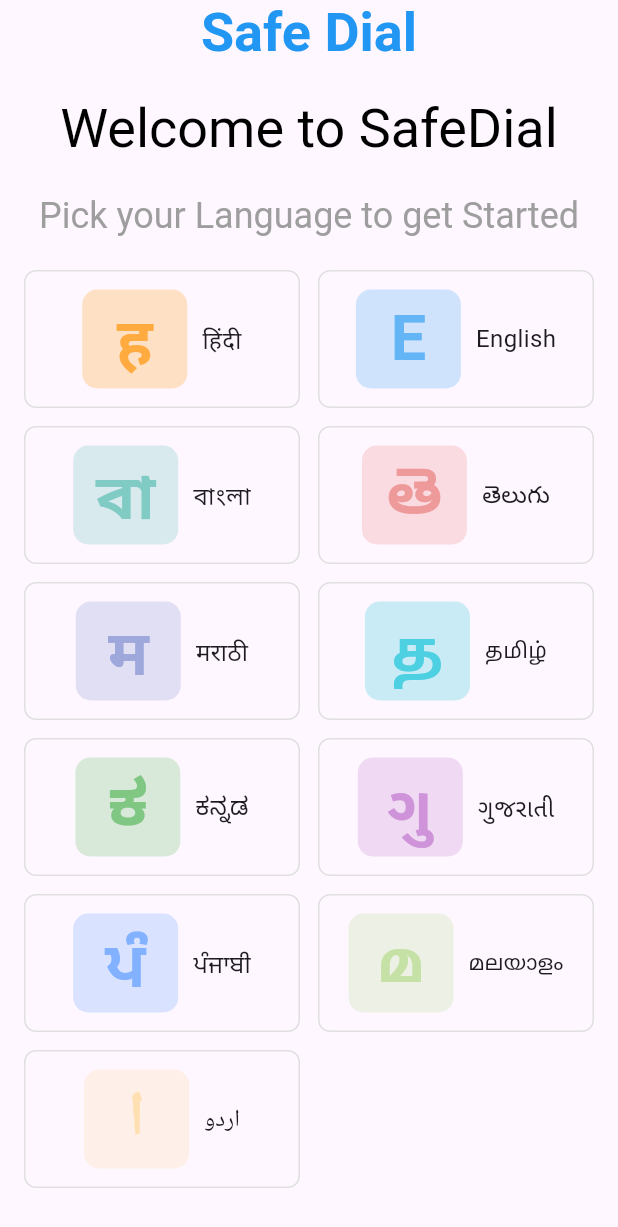
After one commit to Pavan-learnixit/safedail_frountend, a Flutter app: the screen it shows after launch, after a tap on "Change Language", on a phone screen of 412 x 824 dp. The commit adds this screen. Shown: the top 1227 px of the screen. Run offline on Flutter 3.47's test engine with Material 3 defaults, Android fonts, the light colour scheme and no system bars; our stand-ins replace device_info_plus, permission_handler; generated files the repository leaves out were written again.

Commit message:
language screen implemented

```diff
--- a/lib/core/l10/app_en.arb
+++ b/lib/core/l10/app_en.arb
@@ -6,5 +6,7 @@
   "knowText":"Know who is calling before you answer",
   "changeLanguage":"Change Language",
   "getStarted":"Get Started",
-  "privacyText":"By tapping 'Get Started',you accept our Terms of service and privacy policy.Tap here for summary of how we process your data."
+  "privacyText":"By tapping 'Get Started',you accept our Terms of service and privacy policy.Tap here for summary of how we process your data.",
+  "welcomeText":"Welcome to SafeDial",
+  "pickYourLang":"Pick your Language to get Started"
 }
--- a/lib/core/l10/app_hi.arb
+++ b/lib/core/l10/app_hi.arb
@@ -6,5 +6,7 @@
   "knowText":"कॉल का जवाब देने से पहले जानिए कौन कॉल कर रहा है",
   "changeLanguage": "भाषा बदलें",
   "getStarted": "शुरू करें",
-  "privacyText": "'शुरू करें' पर टैप करके, आप हमारी सेवा की शर्तों और गोपनीयता नीति को स्वीकार करते हैं। हम आपके डेटा को कैसे प्रोसेस करते हैं, इसका सारांश देखने के लिए यहाँ टैप करें।"
+  "privacyText": "'शुरू करें' पर टैप करके, आप हमारी सेवा की शर्तों और गोपनीयता नीति को स्वीकार करते हैं। हम आपके डेटा को कैसे प्रोसेस करते हैं, इसका सारांश देखने के लिए यहाँ टैप करें।",
+  "welcomeText": "सेफडायल में आपका स्वागत है",
+  "pickYourLang":"शुरू करने के लिए अपनी भाषा चुनें"
 }
--- a/lib/features/presentation/pages/initial_page.dart
+++ b/lib/features/presentation/pages/initial_page.dart
@@ -1,6 +1,7 @@
 import 'package:flutter/cupertino.dart';
 import 'package:flutter/material.dart';
 import 'package:flutter_gen/gen_l10n/app_localizations.dart';
+import 'package:truecaller_clone/features/presentation/pages/language_screen.dart';
 
 import '../utilities/colors.dart';
 import '../widgets/custom_button.dart';
@@ -62,16 +63,19 @@
                     ),
                   ],
                 ),
-
-
                 const Placeholder(fallbackHeight: 400,fallbackWidth: 10,),
                 const SizedBox(height: 50,),
-                Row(
-                  mainAxisAlignment: MainAxisAlignment.center,
-                  children: [
-                    Icon(Icons.language,color: Colors.blue.shade900,size: 30,),
-                    Text(AppLocalizations.of(context)!.changeLanguage,style: Theme.of(context).textTheme.headlineSmall?.copyWith(color: Colors.blue.shade900,fontWeight: FontWeight.normal),),
-                  ],
+                GestureDetector(
+                  onTap: (){
+                    Navigator.push(context, MaterialPageRoute(builder: (_)=>LanguageScreen()));
+                  },
+                  child: Row(
+                    mainAxisAlignment: MainAxisAlignment.center,
+                    children: [
+                      Icon(Icons.language,color: Colors.blue.shade900,size: 30,),
+                      Text(AppLocalizations.of(context)!.changeLanguage,style: Theme.of(context).textTheme.headlineSmall?.copyWith(color: Colors.blue.shade900,fontWeight: FontWeight.normal),),
+                    ],
+                  ),
                 ),
                 const SizedBox(height: 30,),
 
--- /dev/null
+++ b/lib/features/presentation/pages/language_screen.dart
@@ -0,0 +1,133 @@
+import 'package:flutter/cupertino.dart';
+import 'package:flutter/material.dart';
+import 'package:flutter_gen/gen_l10n/app_localizations.dart';
+
+import '../../../main.dart';
+
+class LanguageScreen extends StatefulWidget {
+  const LanguageScreen({super.key});
+
+  @override
+  State<LanguageScreen> createState() => _LanguageScreenState();
+}
+
+class _LanguageScreenState extends State<LanguageScreen> {
+  final List<Map<String, dynamic>> languages = [
+    {'code': 'hi', 'label': 'हिंदी', 'symbol': 'ह', 'color': Colors.orangeAccent},
+    {'code': 'en', 'label': 'English', 'symbol': 'E', 'color': Colors.blue.shade300},
+    {'code': 'bn', 'label': 'বাংলা', 'symbol': 'বা', 'color': Colors.teal.shade200},
+    {'code': 'te', 'label': 'తెలుగు', 'symbol': 'తె', 'color': Colors.red.shade200},
+    {'code': 'mr', 'label': 'मराठी', 'symbol': 'म', 'color': Colors.indigo.shade200},
+    {'code': 'ta', 'label': 'தமிழ்', 'symbol': 'த', 'color': Colors.cyan.shade300},
+    {'code': 'kn', 'label': 'ಕನ್ನಡ', 'symbol': 'ಕ', 'color': Colors.green.shade300},
+    {'code': 'gu', 'label': 'ગુજરાતી', 'symbol': 'ગુ', 'color': Colors.purple.shade200},
+    {'code': 'pa', 'label': 'ਪੰਜਾਬੀ', 'symbol': 'ਪੰ', 'color': Colors.blueAccent.shade100},
+    {'code': 'ml', 'label': 'മലയാളം', 'symbol': 'മ', 'color': Colors.lightGreen.shade200},
+    {'code': 'ur', 'label': 'اردو', 'symbol': 'ا', 'color': Colors.orange.shade100},
+  ];
+
+
+
+  @override
+  Widget build(BuildContext context) {
+    final localization=AppLocalizations.of(context)!;
+    return  Scaffold(
+      body: Center(
+        child: SafeArea(
+          child: Column(
+            crossAxisAlignment: CrossAxisAlignment.center,
+            // mainAxisAlignment: MainAxisAlignment.center,
+            children: [
+              Text(AppLocalizations.of(context)!.safeDial,style: Theme.of(context).textTheme.displaySmall?.copyWith(color: Colors.blue,fontWeight: FontWeight.bold),),
+              SizedBox(height: 20,),
+              Text(AppLocalizations.of(context)!.welcomeText,style: Theme.of(context).textTheme.displaySmall?.copyWith(color: Colors.black,fontWeight: FontWeight.normal),),
+              SizedBox(height: 20,),
+              Text(AppLocalizations.of(context)!.pickYourLang,style: Theme.of(context).textTheme.headlineSmall?.copyWith(color: Colors.grey,fontWeight: FontWeight.normal),),
+              SizedBox(height: 20,),
+              // Row(
+              //   mainAxisAlignment: MainAxisAlignment.spaceEvenly,
+              //   children: [
+              //     _container(100, 200, localization.english,""),
+              //     _container(100, 200, localization.hindi,""),
+              //   ],
+              // ),
+              // Wrap(
+              //   spacing: 12,
+              //   runSpacing: 12,
+              //   children: languages.map((lang) {
+              //     return _languageCard(lang['symbol']!, lang['label']!, lang['code']!);
+              //   }).toList(),
+              // ),
+              Expanded(
+                child: GridView.count(
+                  crossAxisCount: 2,
+                  crossAxisSpacing: 12,
+                  mainAxisSpacing: 12,
+                  childAspectRatio: 2,
+                  padding: const EdgeInsets.symmetric(horizontal: 16),
+                  children: languages.map((lang) {
+                    return _languageCard(
+                      lang['symbol'],
+                      lang['label'],
+                      lang['code'],
+                      lang['color'],
+                    );
+                  }).toList(),
+                ),
+              ),
+
+
+
+
+
+
+
+            ],
+          ),
+        ),
+      ),
+    );
+  }
+  Widget _languageCard(String symbol, String name, String code, Color color) {
+    return InkWell(
+      onTap: () {
+        MyApp.setLocale(context, Locale(code));
+      },
+      child: Container(
+        padding: const EdgeInsets.all(12),
+        decoration: BoxDecoration(
+          borderRadius: BorderRadius.circular(8),
+          border: Border.all(color: Colors.grey.shade300),
+        ),
+        child: Row(
+          mainAxisAlignment: MainAxisAlignment.center,
+          children: [
+            Container(
+              width: 70,
+              height: 76,
+              decoration: BoxDecoration(
+                color: color.withOpacity(0.3),
+                borderRadius: BorderRadius.circular(10),
+              ),
+              alignment: Alignment.center,
+              child: Text(
+                symbol,
+                style:  TextStyle(fontSize: 42, fontWeight: FontWeight.bold,color: color),
+              ),
+            ),
+            const SizedBox(width: 10),
+            Center(
+              child: Text(
+                name,
+                style: const TextStyle(fontSize: 16),
+                overflow: TextOverflow.ellipsis,
+              ),
+            ),
+          ],
+        ),
+      ),
+    );
+  }
+
+
+}
```
